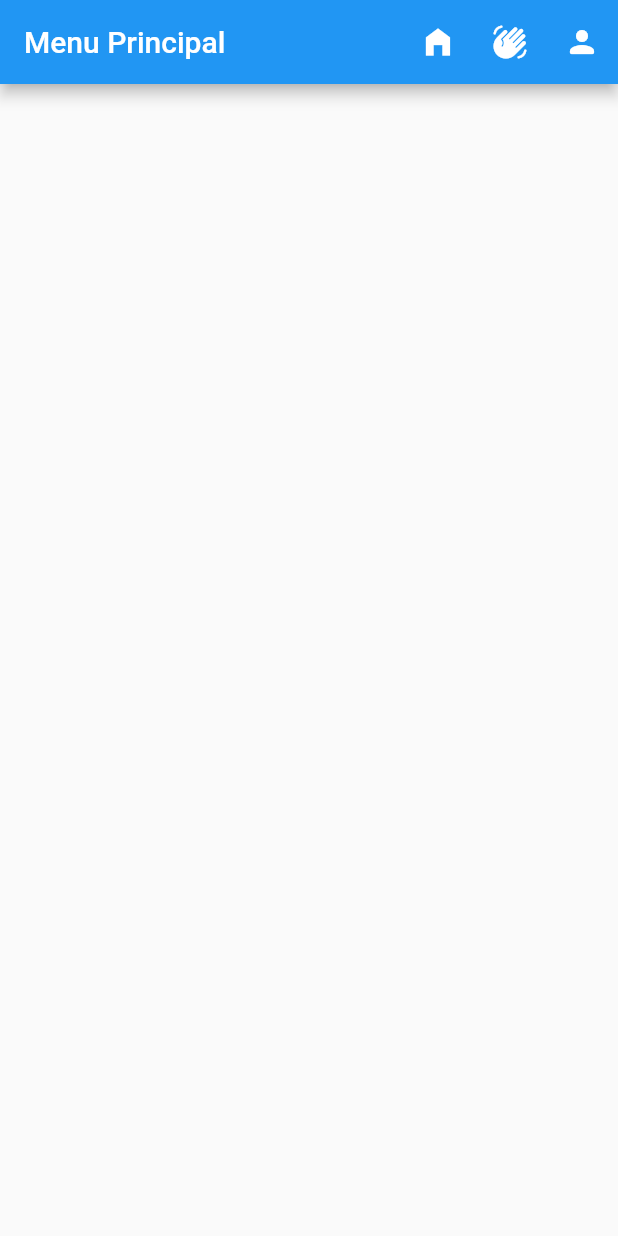
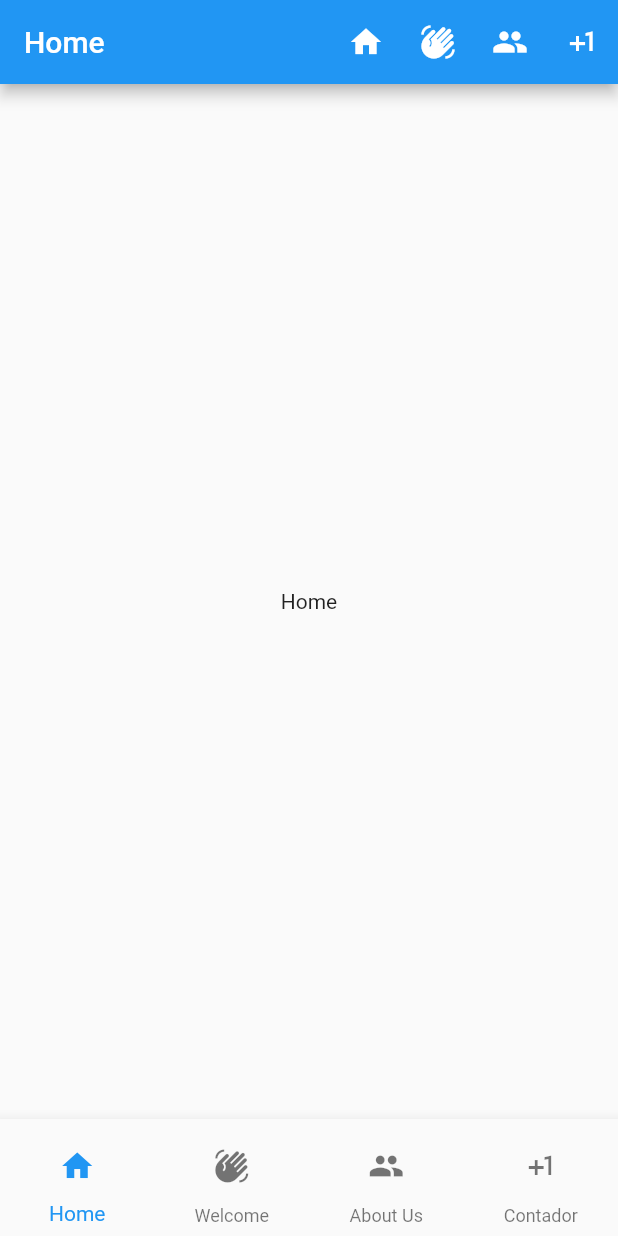
Before and after one commit to davMac606/wnk_flutter, a Flutter app: the screen it shows after launch, on a phone screen of 412 x 824 dp. Run offline on Flutter 3.47's test engine with Material 2 defaults, Android fonts, the phone set to English and light mode, and no system bars.

Commit message:
tem rotas agr

```diff
--- a/lib/counter.dart
+++ b/lib/counter.dart
@@ -1,5 +1,5 @@
-import 'package:flutter/src/widgets/framework.dart';
-import 'package:flutter/src/widgets/placeholder.dart';
+// ignore_for_file: prefer_const_constructors
+
 import 'package:flutter/material.dart';
 import 'package:wnk_flutter/biabolas.dart';
 
@@ -34,7 +34,7 @@ class _ContadorState extends State<Contador> {
             ),
           ),
           SizedBox(width: 10),
-          Bolinha("$numero", false, false),
+          Bolinha("$numero"),
           SizedBox(width: 10),
           FloatingActionButton(
             onPressed: () {
--- /dev/null
+++ b/lib/counter_page.dart
@@ -0,0 +1,17 @@
+import 'package:flutter/material.dart';
+import 'package:wnk_flutter/counter.dart';
+import 'package:wnk_flutter/page_model.dart';
+
+class CounterPage extends StatelessWidget {
+  const CounterPage({super.key});
+
+  @override
+  Widget build(BuildContext context) {
+    return PageModel(context,
+      title: "Contador",
+      body: const Center(
+        child: Contador()
+      ),
+    );
+  }
+}
--- /dev/null
+++ b/lib/footer.dart
@@ -0,0 +1,38 @@
+import 'package:flutter/material.dart';
+
+class Footer extends BottomNavigationBar {
+  Footer(BuildContext context, {super.key})
+      : super(
+          type: BottomNavigationBarType.fixed,
+          items: [
+            BottomNavigationBarItem(
+              icon: IconButton(
+                icon: const Icon(Icons.home),
+                onPressed: () => Navigator.pushNamed(context, "/"),
+              ),
+              label: "Home",
+            ),
+            BottomNavigationBarItem(
+              icon: IconButton(
+                icon: const Icon(Icons.waving_hand),
+                onPressed: () => Navigator.pushNamed(context, "/welcome"),
+              ),
+              label: "Welcome",
+            ),
+            BottomNavigationBarItem(
+              icon: IconButton(
+                icon: const Icon(Icons.people),
+                onPressed: () => Navigator.pushNamed(context, "/aboutus"),
+              ),
+              label: "About Us",
+            ),
+            BottomNavigationBarItem(
+              icon: IconButton(
+                icon: const Icon(Icons.plus_one),
+                onPressed: () => Navigator.pushNamed(context, "/counter"),
+              ),
+              label: "Contador",
+            ),
+          ],
+        );
+}
--- a/lib/homepage.dart
+++ b/lib/homepage.dart
@@ -1,28 +1,18 @@
-// ignore_for_file: prefer_const_constructors, prefer_final_fields, unused_field
+// ignore_for_file: prefer_const_constructors, prefer_final_fields, unused_field, prefer_const_literals_to_create_immutables
 
-import 'package:flutter/src/widgets/framework.dart';
-import 'package:flutter/src/widgets/placeholder.dart';
-import 'package:wnk_flutter/welcome.dart';
 import 'package:flutter/material.dart';
+import 'package:wnk_flutter/page_model.dart';
 
-import 'aboutus.dart';
-
-class Principal extends StatefulWidget {
-  const Principal({super.key});
+class HomePage extends StatelessWidget {
+  const HomePage({super.key});
 
   @override
-  State<Principal> createState() => _PrincipalState();
-}
-
-class _PrincipalState extends State<Principal> {
-  int _indice = 0;
-
-  List<Widget> _telas = <Widget>[
-    WelcomePage(),
-    AboutPage(),
-  ];
-  @override
   Widget build(BuildContext context) {
-    return const Placeholder();
+    return PageModel(context,
+      title: "Home",
+      body: Center(
+        child: Text("Home")
+      ),
+    );
   }
 }
--- a/lib/main.dart
+++ b/lib/main.dart
@@ -1,4 +1,10 @@
+// ignore_for_file: unused_import
+
+import 'dart:developer';
+
 import 'package:flutter/material.dart';
+import 'package:wnk_flutter/counter_page.dart';
+import 'package:wnk_flutter/homepage.dart';
 import 'package:wnk_flutter/welcome.dart';
 import 'package:wnk_flutter/counter.dart';
 import 'package:wnk_flutter/aboutus.dart';
@@ -20,31 +26,11 @@ class MyApp extends StatelessWidget {
         primarySwatch: Colors.blue,
       ),
       routes: {
+        '/': (context) => const HomePage(),
         '/welcome': (context) => const WelcomePage(),
         '/aboutus': (context) => const AboutPage(),
+        '/counter': (context) => const CounterPage()
       },
-      home: Scaffold(
-        appBar: AppBar(
-          title: const Text('Menu Principal'),
-          actions: [
-            IconButton(
-                onPressed: () {
-                  Navigator.pushNamed(context, '/');
-                },
-                icon: const Icon(Icons.home_filled)),
-            IconButton(
-                onPressed: () {
-                  Navigator.pushNamed(context, '/welcome');
-                },
-                icon: const Icon(Icons.waving_hand_rounded)),
-            IconButton(
-                onPressed: () {
-                  Navigator.pushNamed(context, '/aboutus');
-                },
-                icon: const Icon(Icons.person_rounded)),
-          ],
-        ),
-      ),
     );
   }
 }
--- /dev/null
+++ b/lib/navbar.dart
@@ -0,0 +1,19 @@
+import 'package:flutter/material.dart';
+
+class NavBar extends AppBar {
+  NavBar(BuildContext context, {super.key, required String title})
+      : super(title: Text(title), actions: [
+          IconButton(
+              onPressed: () => Navigator.pushNamed(context, "/"),
+              icon: const Icon(Icons.home)),
+          IconButton(
+              onPressed: () => Navigator.pushNamed(context, "/welcome"),
+              icon: const Icon(Icons.waving_hand)),
+          IconButton(
+              onPressed: () => Navigator.pushNamed(context, "/aboutus"),
+              icon: const Icon(Icons.people)),
+          IconButton(
+              onPressed: () => Navigator.pushNamed(context, "/counter"),
+              icon: const Icon(Icons.plus_one))
+        ]);
+}
--- /dev/null
+++ b/lib/page_model.dart
@@ -0,0 +1,11 @@
+import 'package:flutter/material.dart';
+import 'package:wnk_flutter/footer.dart';
+import 'package:wnk_flutter/navbar.dart';
+
+class PageModel extends Scaffold {
+  PageModel(context, {required String title, Widget? body, super.key})
+      : super(
+            appBar: NavBar(context, title: title),
+            body: body,
+            bottomNavigationBar: Footer(context));
+}
```
Also changed, not shown: lib/aboutus.dart (+10 -14 lines), lib/biabolas.dart (+4 -4 lines), lib/welcome.dart (+7 -5 lines), pubspec.yaml (+1 -66 lines), pubspec.lock, 1 other file.
